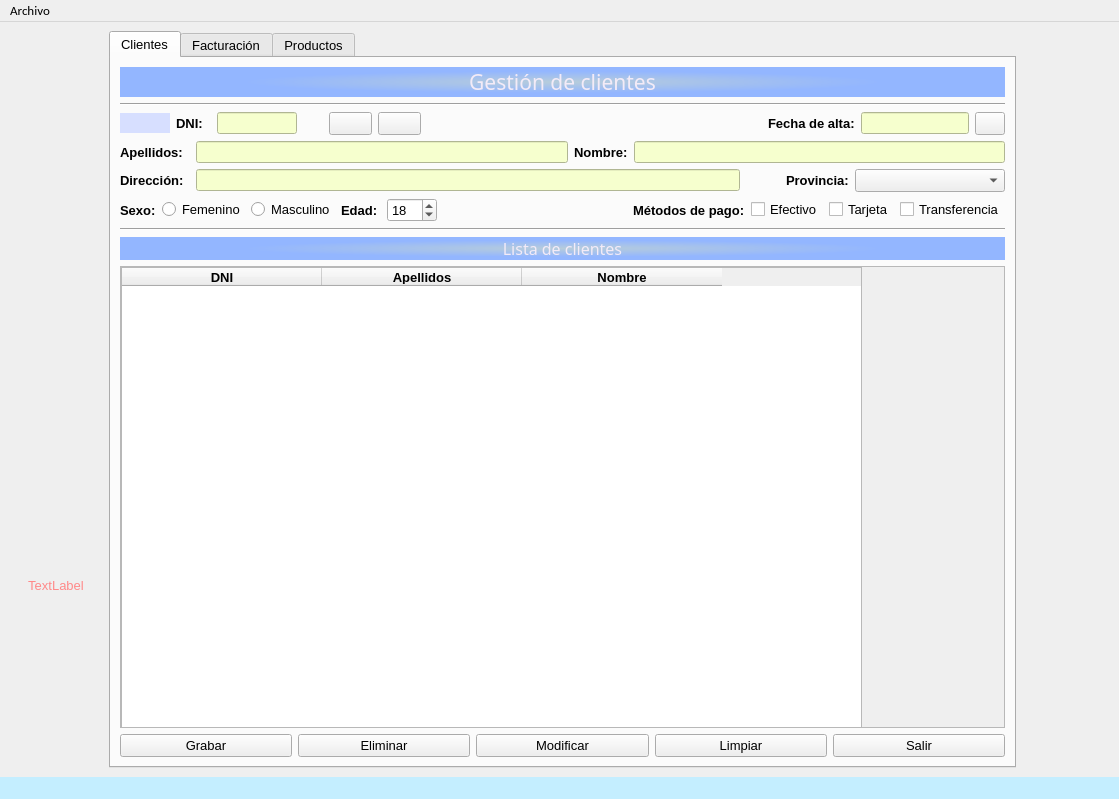
The window that ventana.ui (cegola/GOMEZLANGE) describes before a commit, drawn with Qt 5.
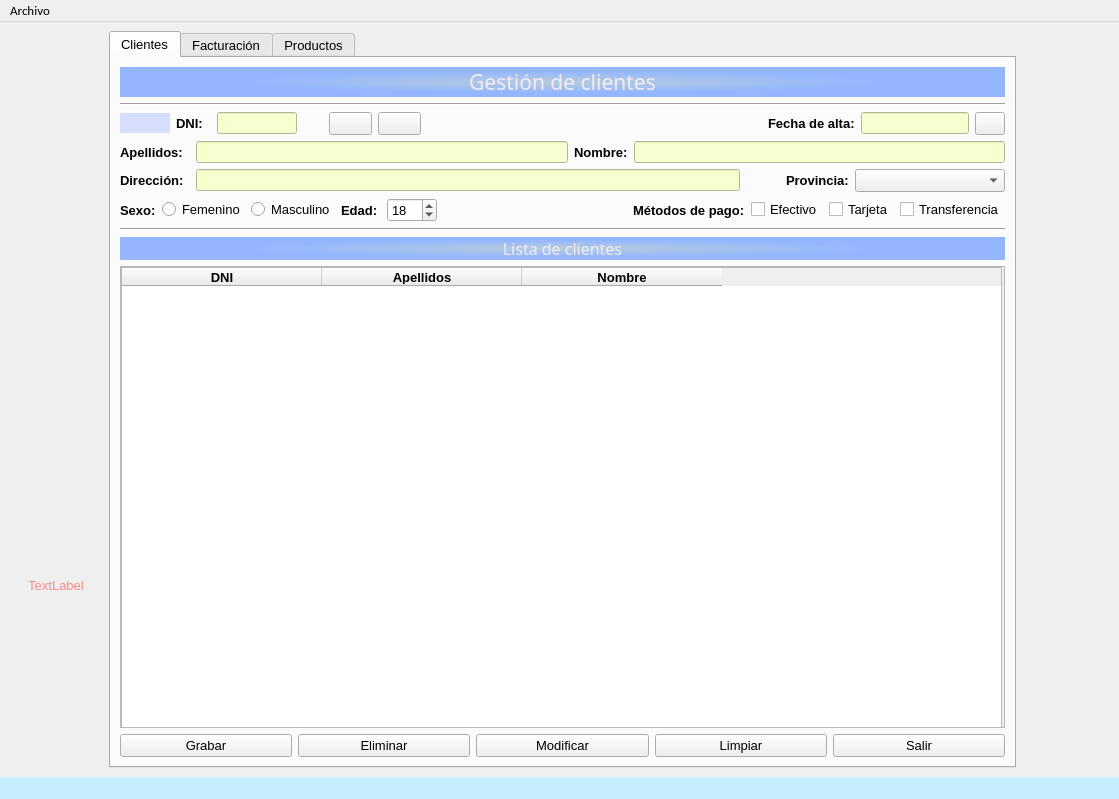
The same window after the commit. Icons and pictures are not drawn.

Patch:
```diff
--- a/ventana.ui
+++ b/ventana.ui
@@ -694,8 +694,8 @@
             <rect>
              <x>0</x>
              <y>0</y>
-             <width>834</width>
-             <height>474</height>
+             <width>879</width>
+             <height>466</height>
             </rect>
            </property>
            <property name="sizePolicy">
@@ -709,7 +709,7 @@
              <rect>
               <x>0</x>
               <y>0</y>
-              <width>741</width>
+              <width>881</width>
               <height>461</height>
              </rect>
             </property>
```
